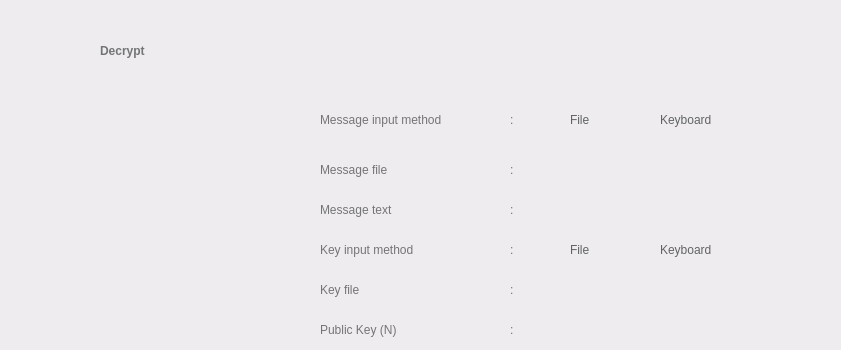
Before: the Qt Designer form UI/Paillier/Paillier-decrypt.ui in salsabiilashifa11/Tugas5Kripto, drawn with Qt 5; both pictures show x 0 to 841 and y 0 to 350 of the 1201 by 841 pixel window.
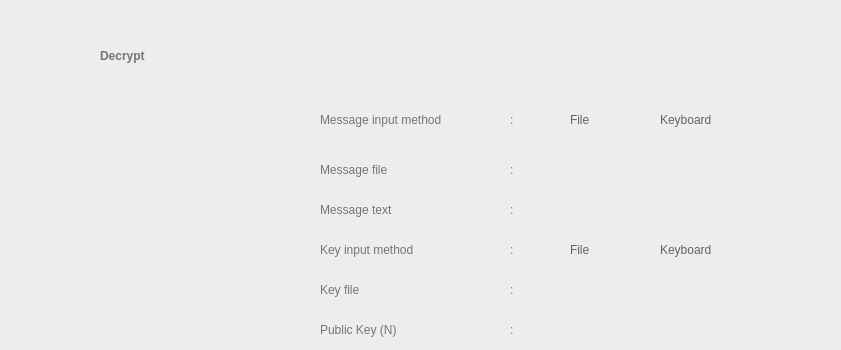
After: the same form once the commit is applied.

Patch:
```diff
--- a/UI/Paillier/Paillier-decrypt.ui
+++ b/UI/Paillier/Paillier-decrypt.ui
@@ -36,7 +36,7 @@
       <x>100</x>
       <y>30</y>
       <width>241</width>
-      <height>41</height>
+      <height>51</height>
      </rect>
     </property>
     <property name="styleSheet">
@@ -103,7 +103,7 @@
      <rect>
       <x>640</x>
       <y>110</y>
-      <width>101</width>
+      <width>121</width>
       <height>20</height>
      </rect>
     </property>
@@ -429,7 +429,7 @@
      <rect>
       <x>640</x>
       <y>240</y>
-      <width>101</width>
+      <width>121</width>
       <height>20</height>
      </rect>
     </property>
```
